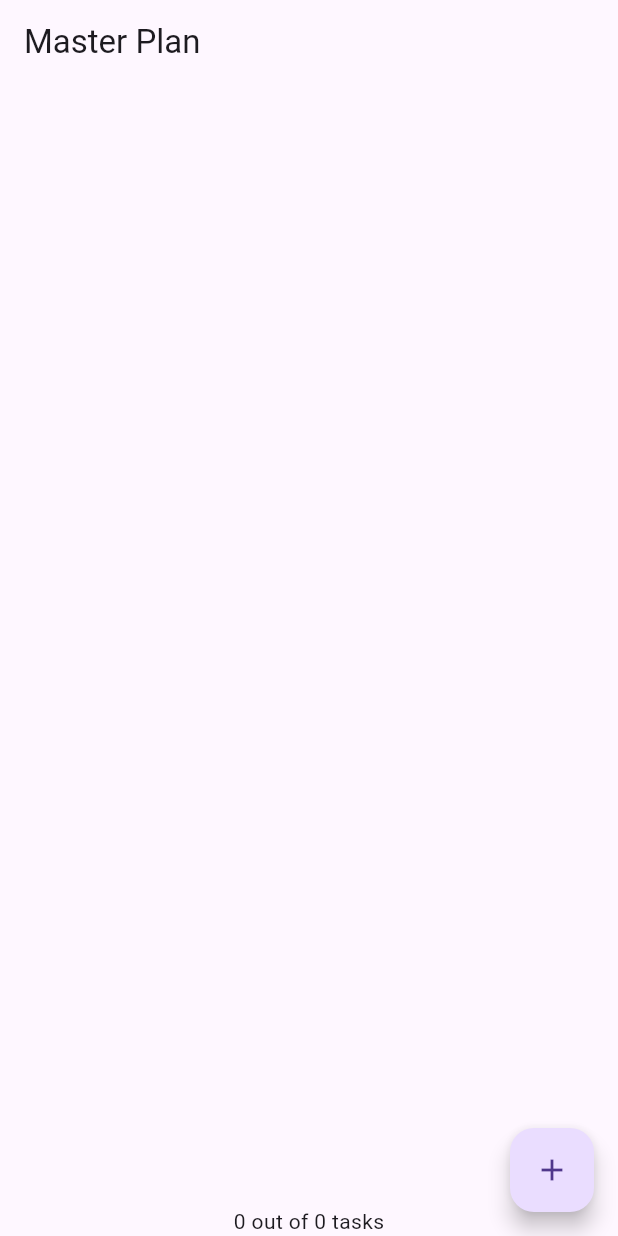
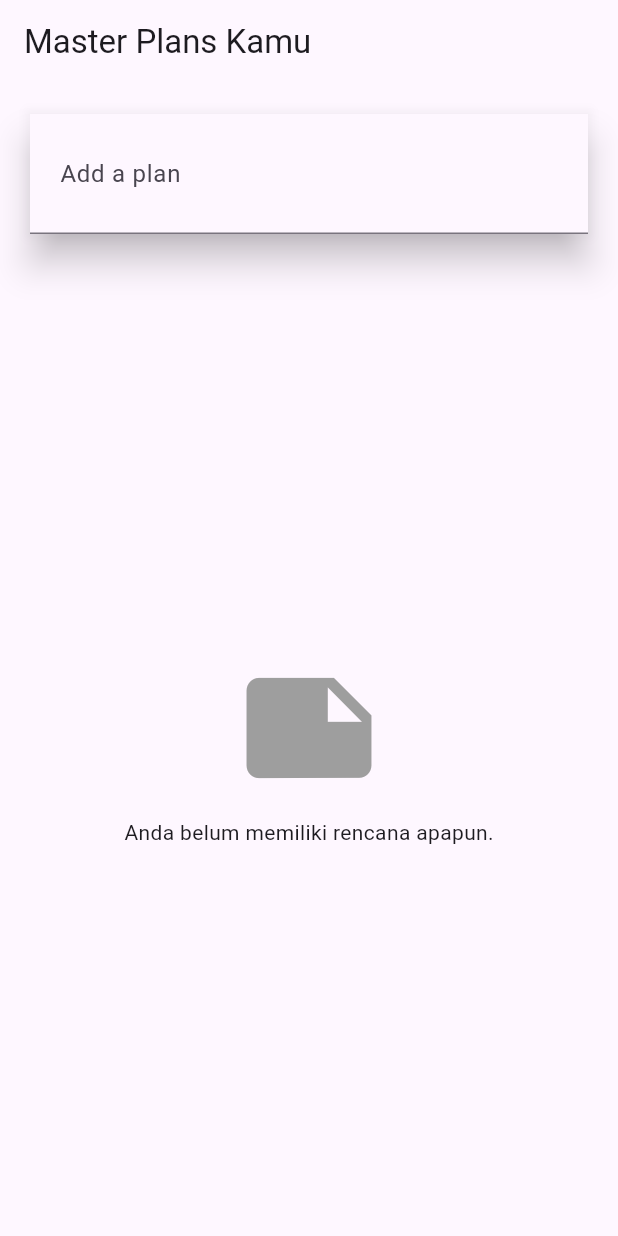
Before and after one commit to Faqih472/FlutterProject-MasterPlan, a Flutter app: the screen it shows after launch, on a phone screen of 412 x 824 dp. Run offline on Flutter 3.47's test engine with Material 3 defaults, Android fonts, the phone set to English and light mode, and no system bars.

Commit message:
Update Praktikum 3

```diff
--- a/lib/main.dart
+++ b/lib/main.dart
@@ -1,20 +1,28 @@
 import 'package:flutter/material.dart';
-import './views/plan_screen.dart';
-import '../provider/plan_provider.dart';
-import '../models/data_layer.dart';
+import 'models/data_layer.dart';
+import 'provider/plan_provider.dart';
+import 'views/plan_creator_screen.dart';
 
-void main() => runApp(MasterPlanApp());
+void main() {
+  runApp(MyApp());
+}
 
-class MasterPlanApp extends StatelessWidget {
-  const MasterPlanApp({super.key});
+class MyApp extends StatelessWidget {
+  final ValueNotifier<List<Plan>> planNotifier = ValueNotifier<List<Plan>>([]);
+
+  MyApp({super.key});
 
   @override
   Widget build(BuildContext context) {
-    return MaterialApp(
-      theme: ThemeData(primarySwatch: Colors.purple),
-      home: PlanProvider(
-        notifier: ValueNotifier<Plan>(const Plan()),
-        child: const PlanScreen(),
+    return PlanProvider(
+      notifier: planNotifier,
+      child: MaterialApp(
+        title: 'Plan Manager',
+        theme: ThemeData(
+          primarySwatch: Colors.indigo,
+          useMaterial3: true,
+        ),
+        home: const PlanCreatorScreen(), // halaman awal
       ),
     );
   }
--- a/lib/provider/plan_provider.dart
+++ b/lib/provider/plan_provider.dart
@@ -1,12 +1,13 @@
 import 'package:flutter/material.dart';
 import '../models/data_layer.dart';
 
-class PlanProvider extends InheritedNotifier<ValueNotifier<Plan>> {
+class PlanProvider extends
+InheritedNotifier<ValueNotifier<List<Plan>>> {
   const PlanProvider({super.key, required Widget child, required
-  ValueNotifier<Plan> notifier})
+  ValueNotifier<List<Plan>> notifier})
       : super(child: child, notifier: notifier);
 
-  static ValueNotifier<Plan> of(BuildContext context) {
+  static ValueNotifier<List<Plan>> of(BuildContext context) {
     return context.
     dependOnInheritedWidgetOfExactType<PlanProvider>()!.notifier!;
   }
--- /dev/null
+++ b/lib/views/plan_creator_screen.dart
@@ -0,0 +1,99 @@
+import 'package:flutter/material.dart';
+import '../models/data_layer.dart';
+import '../provider/plan_provider.dart';
+import 'plan_screen.dart';
+
+class PlanCreatorScreen extends StatefulWidget {
+  const PlanCreatorScreen({super.key});
+
+  @override
+  State<PlanCreatorScreen> createState() => _PlanCreatorScreenState();
+}
+
+class _PlanCreatorScreenState extends State<PlanCreatorScreen> {
+  final textController = TextEditingController();
+
+  @override
+  void dispose() {
+    textController.dispose();
+    super.dispose();
+  }
+
+  @override
+  Widget build(BuildContext context) {
+    return Scaffold(
+      appBar: AppBar(title: const Text('Master Plans Kamu')),
+      body: Column(
+        children: [
+          _buildListCreator(),
+          Expanded(child: _buildMasterPlans()),
+        ],
+      ),
+    );
+  }
+
+  Widget _buildListCreator() {
+    return Padding(
+      padding: const EdgeInsets.all(20.0),
+      child: Material(
+        color: Theme.of(context).cardColor,
+        elevation: 10,
+        child: TextField(
+          controller: textController,
+          decoration: const InputDecoration(
+            labelText: 'Add a plan',
+            contentPadding: EdgeInsets.all(20),
+          ),
+          onEditingComplete: addPlan,
+        ),
+      ),
+    );
+  }
+
+  void addPlan() {
+    final text = textController.text;
+    if (text.isEmpty) return;
+
+    final plan = Plan(name: text, tasks: []);
+    final planNotifier = PlanProvider.of(context);
+    planNotifier.value = List<Plan>.from(planNotifier.value)..add(plan);
+
+    textController.clear();
+    FocusScope.of(context).requestFocus(FocusNode());
+    setState(() {});
+  }
+
+  Widget _buildMasterPlans() {
+    final planNotifier = PlanProvider.of(context);
+    final plans = planNotifier.value;
+
+    if (plans.isEmpty) {
+      return Center(
+        child: Column(
+          mainAxisAlignment: MainAxisAlignment.center,
+          children: const [
+            Icon(Icons.note, size: 100, color: Colors.grey),
+            SizedBox(height: 10),
+            Text('Anda belum memiliki rencana apapun.'),
+          ],
+        ),
+      );
+    }
+
+    return ListView.builder(
+      itemCount: plans.length,
+      itemBuilder: (context, index) {
+        final plan = plans[index];
+        return ListTile(
+          title: Text(plan.name),
+          subtitle: Text(plan.completenessMessage),
+          onTap: () {
+            Navigator.of(context).push(MaterialPageRoute(
+              builder: (_) => PlanScreen(plan: plan),
+            ));
+          },
+        );
+      },
+    );
+  }
+}
```
Also changed, not shown: lib/views/plan_screen.dart (+57 -160 lines).
